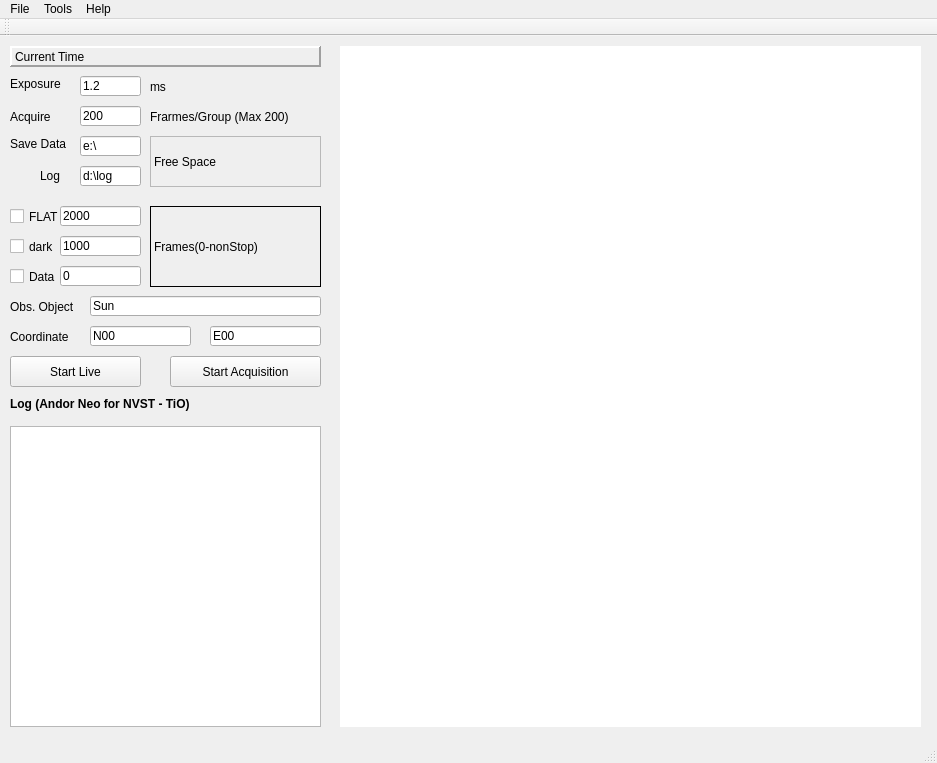
Before: the Qt Designer form nvst-tio/NVST-TiO-20220126-001/mainwindow.ui in chd1998/fso-qt, drawn with Qt 5.
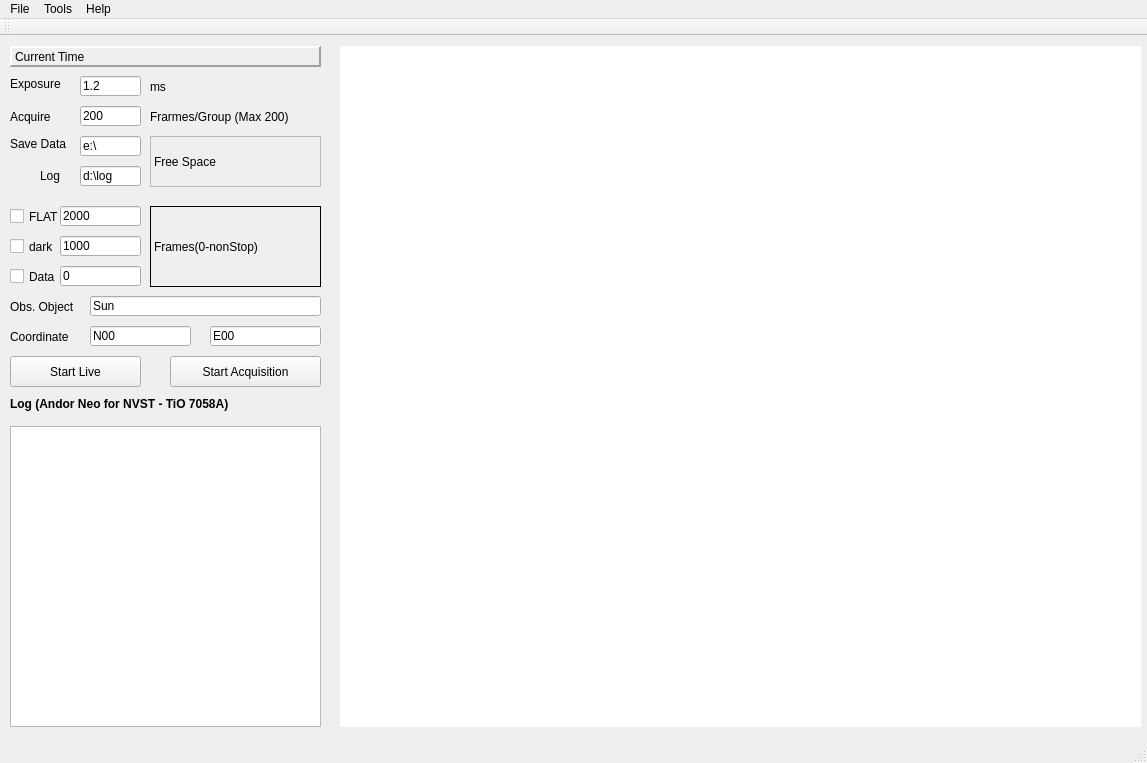
After: the same form once the commit is applied.

What changed in the file:
```diff
--- a/nvst-tio/NVST-TiO-20220126-001/mainwindow.ui
+++ b/nvst-tio/NVST-TiO-20220126-001/mainwindow.ui
@@ -6,7 +6,7 @@
    <rect>
     <x>0</x>
     <y>0</y>
-    <width>937</width>
+    <width>1147</width>
     <height>763</height>
    </rect>
   </property>
@@ -31,7 +31,7 @@
      <rect>
       <x>340</x>
       <y>10</y>
-      <width>581</width>
+      <width>801</width>
       <height>681</height>
      </rect>
     </property>
@@ -250,11 +250,12 @@
     </property>
     <property name="font">
      <font>
+      <weight>75</weight>
       <bold>true</bold>
      </font>
     </property>
     <property name="text">
-     <string>Log (Andor Neo for NVST - TiO)</string>
+     <string>Log (Andor Neo for NVST - TiO 7058A)</string>
     </property>
    </widget>
    <widget class="QTextEdit" name="textEdit_status">
@@ -519,8 +520,8 @@
     <rect>
      <x>0</x>
      <y>0</y>
-     <width>937</width>
-     <height>22</height>
+     <width>1147</width>
+     <height>23</height>
     </rect>
    </property>
    <widget class="QMenu" name="menuFile">
```
